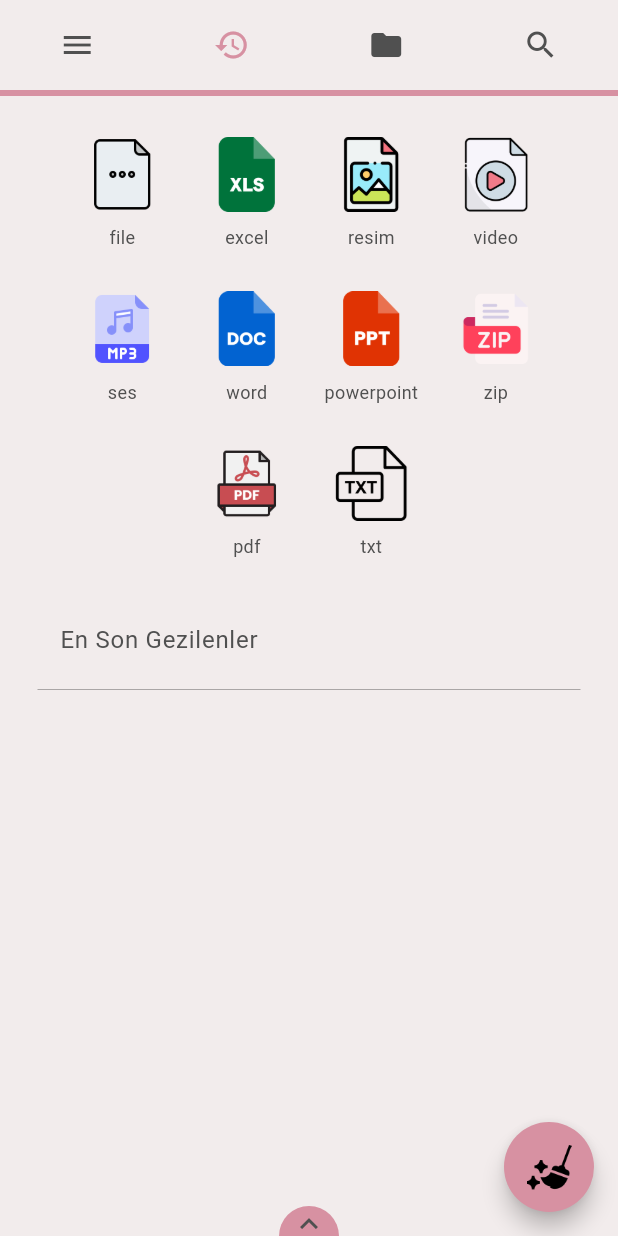
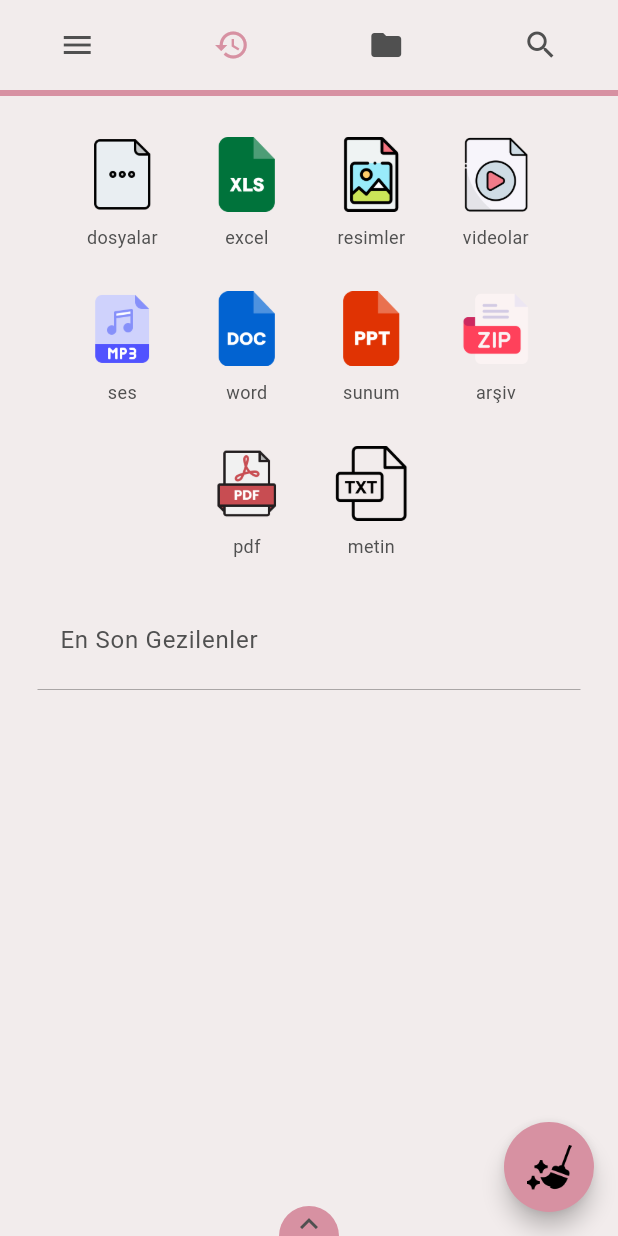
Before and after one commit to aliHimeyda/dosya_yoneticisi, a Flutter app: the screen it shows after launch, on a phone screen of 412 x 824 dp. Run offline on Flutter 3.47's test engine with Material 3 defaults, Android fonts, the light colour scheme and no system bars; drawn by our look-alikes of flutter_animate; our stand-ins replace battery_plus, fluttertoast, go_router, open_filex, permission_handler, share_plus and 1 more; missing offline and left inert: disk_space_2, video_thumbnail.

Commit message:
l10n ile 'ar','en','tr' coklu dil destegi eklendi
l10n kutuphanesi ile intl_ar.arb, intl_en.arb ve intl_tr.arb dosyalari ile coklu dil destegi kelime degiskenleri tanimlandi, statemanagement icin LocaleProvider sinifi eklendi , menu sayfasinda dil secimi icin degistirme dugumu eklendi , boylece uygulamam artik arapca , inglizce ve turkce destekli oldu , hayirli olsun :)

```diff
--- a/dosya_gezgini/lib/app/app.dart
+++ b/dosya_gezgini/lib/app/app.dart
@@ -1,5 +1,8 @@
+import 'package:dosya_gezgini/core/localization/l10n_extensions.dart';
+import 'package:dosya_gezgini/core/localization/locale_provider.dart';
 import 'package:dosya_gezgini/app/router/app_router.dart';
 import 'package:dosya_gezgini/core/theme/app_theme.dart';
+import 'package:dosya_gezgini/l10n/generated/app_localizations.dart';
 import 'package:flutter/material.dart';
 import 'package:provider/provider.dart';
 
@@ -8,11 +11,15 @@ class DosyaGezginiApp extends StatelessWidget {
 
   @override
   Widget build(BuildContext context) {
-    return Consumer<AppTheme>(
-      builder: (context, viewModel, child) {
+    return Consumer2<AppTheme, LocaleProvider>(
+      builder: (context, themeProvider, localeProvider, child) {
         return MaterialApp.router(
           debugShowCheckedModeBanner: false,
-          theme: viewModel.theme,
+          onGenerateTitle: (context) => context.l10n.appTitle,
+          locale: localeProvider.locale,
+          supportedLocales: AppLocalizations.supportedLocales,
+          localizationsDelegates: AppLocalizations.localizationsDelegates,
+          theme: themeProvider.theme,
           routerConfig: router,
         );
       },
--- a/dosya_gezgini/lib/app/bootstrap.dart
+++ b/dosya_gezgini/lib/app/bootstrap.dart
@@ -1,4 +1,5 @@
 import 'package:dosya_gezgini/app/app.dart';
+import 'package:dosya_gezgini/core/localization/locale_provider.dart';
 import 'package:dosya_gezgini/core/theme/app_theme.dart';
 import 'package:dosya_gezgini/features/files/state/altislem_provider.dart';
 import 'package:dosya_gezgini/features/files/state/dosyaislemleri.dart';
@@ -25,6 +26,7 @@ Widget buildApp() {
   return MultiProvider(
     providers: [
       ChangeNotifierProvider(create: (_) => AppTheme()),
+      ChangeNotifierProvider(create: (_) => LocaleProvider()..loadSavedLocale()),
       ChangeNotifierProvider(create: (_) => Dosyaislemleri()),
       ChangeNotifierProvider(create: (_) => Altislemprovider()),
       ChangeNotifierProvider(
--- /dev/null
+++ b/dosya_gezgini/lib/core/localization/l10n_extensions.dart
@@ -0,0 +1,6 @@
+import 'package:dosya_gezgini/l10n/generated/app_localizations.dart';
+import 'package:flutter/widgets.dart';
+
+extension L10nBuildContextX on BuildContext {
+  AppLocalizations get l10n => AppLocalizations.of(this)!;
+}
--- /dev/null
+++ b/dosya_gezgini/lib/core/localization/locale_provider.dart
@@ -0,0 +1,56 @@
+import 'package:flutter/material.dart';
+import 'package:shared_preferences/shared_preferences.dart';
+
+class LocaleProvider extends ChangeNotifier {
+  LocaleProvider();
+
+  static const String _languageCodeKey = 'selected_language_code';
+  static const List<Locale> supportedLocales = [
+    Locale('tr'),
+    Locale('en'),
+    Locale('ar'),
+  ];
+
+  Locale _locale = supportedLocales.first;
+
+  Locale get locale => _locale;
+  String get languageCode => _locale.languageCode;
+
+  Future<void> loadSavedLocale() async {
+    final prefs = await SharedPreferences.getInstance();
+    final savedLanguageCode = prefs.getString(_languageCodeKey);
+
+    if (savedLanguageCode == null) {
+      return;
+    }
+
+    final matchedLocale = supportedLocales.where(
+      (locale) => locale.languageCode == savedLanguageCode,
+    );
+
+    if (matchedLocale.isNotEmpty) {
+      _locale = matchedLocale.first;
+      notifyListeners();
+    }
+  }
+
+  Future<void> setLanguageCode(String languageCode) async {
+    if (_locale.languageCode == languageCode) {
+      return;
+    }
+
+    final matchedLocale = supportedLocales.where(
+      (locale) => locale.languageCode == languageCode,
+    );
+
+    if (matchedLocale.isEmpty) {
+      return;
+    }
+
+    _locale = matchedLocale.first;
+    notifyListeners();
+
+    final prefs = await SharedPreferences.getInstance();
+    await prefs.setString(_languageCodeKey, languageCode);
+  }
+}
--- a/dosya_gezgini/lib/features/home/presentation/pages/anasayfa_icerigi.dart
+++ b/dosya_gezgini/lib/features/home/presentation/pages/anasayfa_icerigi.dart
@@ -1,4 +1,5 @@
 import 'package:dosya_gezgini/app/router/app_router.dart';
+import 'package:dosya_gezgini/core/localization/l10n_extensions.dart';
 import 'package:dosya_gezgini/features/files/presentation/widgets/dosya_folder.dart';
 import 'package:dosya_gezgini/features/files/state/izinler.dart';
 import 'package:flutter/material.dart';
@@ -16,6 +17,8 @@ class Anasayfaicerigi extends StatelessWidget {
 
   @override
   Widget build(BuildContext context) {
+    final l10n = context.l10n;
+
     return Center(
       child: FutureBuilder<bool>(
         future: context.watch<Izinler>().izin,
@@ -23,13 +26,13 @@ class Anasayfaicerigi extends StatelessWidget {
           if (snapshot.connectionState == ConnectionState.waiting) {
             return CircularProgressIndicator();
           } else if (snapshot.hasError) {
-            return Text('Bir hata oluştu');
+            return Text(l10n.errorOccurred);
           } else if (snapshot.hasData && snapshot.data == false) {
             return ElevatedButton(
               onPressed: () {
                 agacitanima(context);
               },
-              child: Text('Ana Sayfa'),
+              child: Text(l10n.tryAgain),
             );
           } else {
             return Animate(
@@ -55,39 +58,64 @@ class Anasayfaicerigi extends StatelessWidget {
                           children: [
                             katagoriiconu(
                               'assets/file.png',
-                              'file',
+                              l10n.categoryFiles,
                               1,
                               context,
                             ),
                             katagoriiconu(
                               'assets/xls.png',
-                              'excel',
+                              l10n.categoryExcel,
                               2,
                               context,
                             ),
                             katagoriiconu(
                               'assets/image.png',
-                              'resim',
+                              l10n.categoryImages,
                               3,
                               context,
                             ),
                             katagoriiconu(
                               'assets/mp4.png',
-                              'video',
+                              l10n.categoryVideos,
                               4,
                               context,
                             ),
-                            katagoriiconu('assets/mp3.png', 'ses', 5, context),
-                            katagoriiconu('assets/doc.png', 'word', 6, context),
+                            katagoriiconu(
+                              'assets/mp3.png',
+                              l10n.categoryAudio,
+                              5,
+                              context,
+                            ),
+                            katagoriiconu(
+                              'assets/doc.png',
+                              l10n.categoryWord,
+                              6,
+                              context,
+                            ),
                             katagoriiconu(
                               'assets/ppt.png',
-                              'powerpoint',
+                              l10n.categoryPowerPoint,
                               7,
                               context,
                             ),
-                            katagoriiconu('assets/zip.png', 'zip', 8, context),
-                            katagoriiconu('assets/pdf.png', 'pdf', 9, context),
-                            katagoriiconu('assets/txt.png', 'txt', 10, context),
+                            katagoriiconu(
+                              'assets/zip.png',
+                              l10n.categoryArchives,
+                              8,
+                              context,
+                            ),
+                            katagoriiconu(
+                              'assets/pdf.png',
+                              l10n.categoryPdf,
+                              9,
+                              context,
+                            ),
+                            katagoriiconu(
+                              'assets/txt.png',
+                              l10n.categoryText,
+                              10,
+                              context,
+                            ),
                           ],
                         ),
                       ),
@@ -107,7 +135,7 @@ class Anasayfaicerigi extends StatelessWidget {
                           ),
                         ),
                         child: Text(
-                          'En Son Gezilenler',
+                          l10n.recentlyVisited,
                           style: Theme.of(context).textTheme.bodyLarge,
                         ),
                       ),
@@ -146,6 +174,7 @@ class Anasayfaicerigi extends StatelessWidget {
                         );
                       }
                     }
+
                     if (context
                         .watch<Izinler>()
                         .fileTree
@@ -185,6 +214,7 @@ class Anasayfaicerigi extends StatelessWidget {
                         );
                       }
                     }
+
                     if (context
                             .watch<Izinler>()
                             .fileTree
@@ -205,16 +235,17 @@ class Anasayfaicerigi extends StatelessWidget {
                               height: 50,
                               color: Theme.of(context).primaryColor,
                             ),
-                            Text("Acilan Klasor Yok."),
+                            Text(l10n.noOpenedFolder),
                           ],
                         ),
                       );
                     }
+
                     return Column(
                       children: [
                         SizedBox(height: 10),
                         Center(
-                          child: Text('----------  Liste Sonu  ----------'),
+                          child: Text(l10n.listEnd),
                         ),
                       ],
                     );
--- a/dosya_gezgini/pubspec.yaml
+++ b/dosya_gezgini/pubspec.yaml
@@ -29,6 +29,8 @@ environment:
 # versions available, run `flutter pub outdated`.
 dependencies:
   flutter:
+    sdk: flutter
+  flutter_localizations:
     sdk: flutter
 
   # The following adds the Cupertino Icons font to your application.
@@ -73,6 +75,7 @@ flutter_launcher_icons:
 
 # The following section is specific to Flutter packages.
 flutter:
+  generate: true
   # The following line ensures that the Material Icons font is
   # included with your application, so that you can use the icons in
   # the material Icons class.
```
Also changed, not shown: dosya_gezgini/l10n.yaml (added, +7 -0 lines), dosya_gezgini/lib/features/files/presentation/pages/gizlidosyalar.dart (+8 -11 lines), dosya_gezgini/lib/features/files/presentation/pages/katagorikicerik.dart (+8 -11 lines), dosya_gezgini/lib/features/files/presentation/pages/kaydedilendosyalar.dart (+8 -11 lines), dosya_gezgini/lib/features/files/presentation/pages/klasoricerigisayfasi.dart (+8 -11 lines), dosya_gezgini/lib/features/files/presentation/pages/temizliksayfasi.dart (+31 -27 lines), dosya_gezgini/lib/features/files/state/dosyaislemleri.dart (+26 -17 lines), dosya_gezgini/lib/features/menu/presentation/pages/menu.dart (+71 -13 lines), dosya_gezgini/lib/features/navigation/presentation/pages/anasayfa.dart (+29 -23 lines), dosya_gezgini/lib/features/search/presentation/pages/arama.dart (+8 -16 lines), dosya_gezgini/lib/l10n/intl_ar.arb (added, +67 -0 lines), dosya_gezgini/lib/l10n/intl_en.arb (added, +67 -0 lines), dosya_gezgini/lib/l10n/intl_tr.arb (added, +67 -0 lines), dosya_gezgini/lib/l10n/generated/app_localizations.dart (added).
